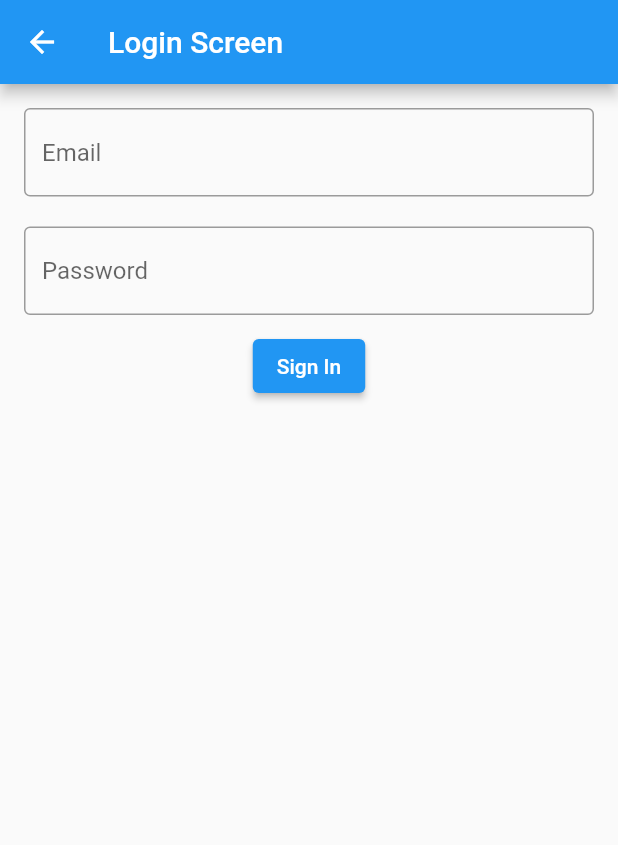
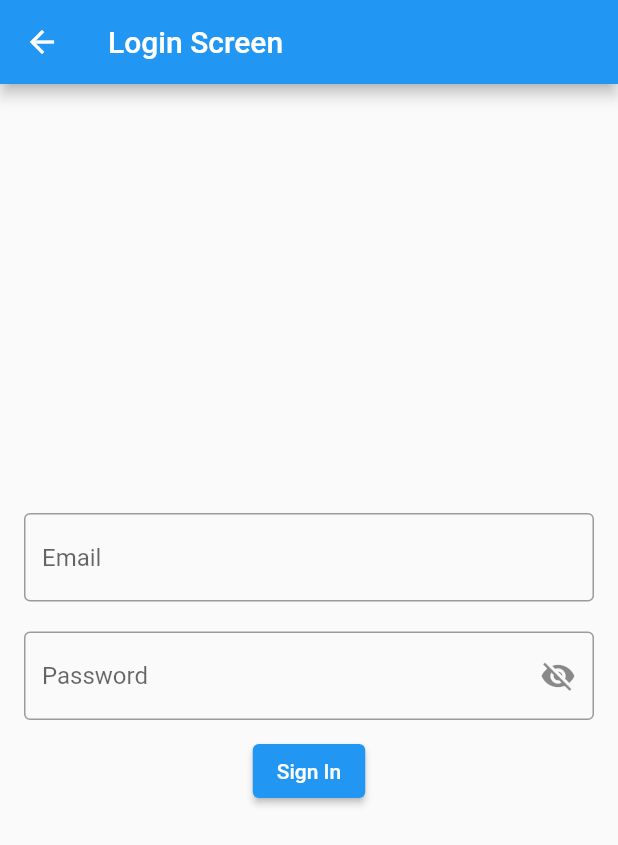
Before and after one commit to hossain-ismail/Module-14-Firebase, a Flutter app: the screen it shows after launch, after a tap on "Have an account?", on a phone screen of 412 x 824 dp. Shown: the top 845 px of the screen. Run offline on Flutter 3.47's test engine with Material 2 defaults, Android fonts, the light colour scheme and no system bars; our stand-ins replace cloud_firestore, firebase_auth, firebase_core, get; accounts and stored records are empty.

Commit message:
add password visibility icon in both register and login screen

```diff
--- a/lib/auth/login_screen.dart
+++ b/lib/auth/login_screen.dart
@@ -17,6 +17,7 @@ class _LoginScreenState extends State<LoginScreen> {
   TextEditingController passwordController = TextEditingController();
   GlobalKey<FormState> formKey = GlobalKey<FormState>();
 
+  bool _obscureText = true;
   login() {
     FirebaseAuth.instance
         .signInWithEmailAndPassword(
@@ -77,6 +78,7 @@ class _LoginScreenState extends State<LoginScreen> {
           child: Form(
             key: formKey,
             child: Column(
+              mainAxisAlignment: MainAxisAlignment.center,
               children: [
                 TextFormField(
                   controller: emailController,
@@ -93,6 +95,7 @@ class _LoginScreenState extends State<LoginScreen> {
                   height: 20,
                 ),
                 TextFormField(
+                  obscureText: _obscureText,
                   controller: passwordController,
                   validator: (String? value) {
                     if (value?.trim()?.isEmpty ?? true) {
@@ -100,8 +103,21 @@ class _LoginScreenState extends State<LoginScreen> {
                     }
                     return null;
                   },
-                  decoration: const InputDecoration(
-                      hintText: 'Password', border: OutlineInputBorder()),
+                  decoration: InputDecoration(
+                    hintText: 'Password',
+                    border: const OutlineInputBorder(),
+                    suffixIcon: GestureDetector(
+                      onTap: () {
+                        _obscureText = !_obscureText;
+                        if (mounted) {
+                          setState(() {});
+                        }
+                      },
+                      child: _obscureText
+                          ? const Icon(Icons.visibility_off)
+                          : const Icon(Icons.visibility),
+                    ),
+                  ),
                 ),
                 const SizedBox(
                   height: 10,
--- a/lib/auth/register_screen_auth.dart
+++ b/lib/auth/register_screen_auth.dart
@@ -17,6 +17,7 @@ class _RegisterScreenState extends State<RegisterScreen> {
   GlobalKey<FormState> formKey = GlobalKey<FormState>();
 
   //bool inProgress = false;
+  bool _obscureText = true;
 
   register() {
     FirebaseAuth.instance
@@ -106,6 +107,7 @@ class _RegisterScreenState extends State<RegisterScreen> {
                   height: 20,
                 ),
                 TextFormField(
+                  obscureText: _obscureText,
                   controller: passwordController,
                   validator: (String? value) {
                     if (value?.trim()?.isEmpty ?? true) {
@@ -113,8 +115,20 @@ class _RegisterScreenState extends State<RegisterScreen> {
                     }
                     return null;
                   },
-                  decoration: const InputDecoration(
-                      hintText: 'Password', border: OutlineInputBorder()),
+                  decoration: InputDecoration(
+                      suffixIcon: GestureDetector(
+                        onTap: () {
+                          _obscureText = !_obscureText;
+                          if (mounted) {
+                            setState(() {});
+                          }
+                        },
+                        child: _obscureText
+                            ? const Icon(Icons.visibility_off)
+                            : const Icon(Icons.visibility),
+                      ),
+                      hintText: 'Password',
+                      border: OutlineInputBorder()),
                 ),
                 const SizedBox(
                   height: 10,
```
Also changed, not shown: lib/firestore_data.dart (+21 -9 lines).
